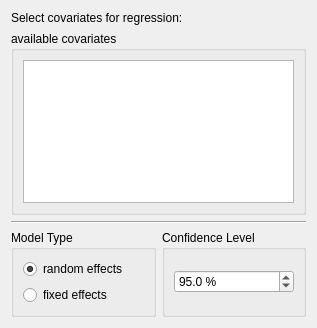
Qt form select_covariates_page.ui (gdietz/OpenMEE) before a commit.
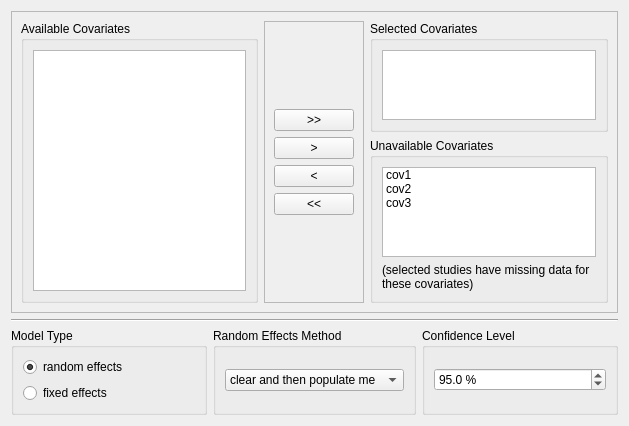
The same form after that commit.

Commit message: issue #93 rewrote select_covariates page issue #82 estimation options in meta regression

```diff
--- a/select_covariates_page.ui
+++ b/select_covariates_page.ui
@@ -6,29 +6,157 @@
    <rect>
     <x>0</x>
     <y>0</y>
-    <width>317</width>
-    <height>328</height>
+    <width>629</width>
+    <height>426</height>
    </rect>
   </property>
   <property name="windowTitle">
    <string>WizardPage</string>
   </property>
-  <layout class="QVBoxLayout" name="verticalLayout_4">
+  <layout class="QVBoxLayout" name="verticalLayout_8">
    <item>
-    <widget class="QLabel" name="label_2">
-     <property name="text">
-      <string>Select covariates for regression:</string>
+    <widget class="QFrame" name="frame">
+     <property name="frameShape">
+      <enum>QFrame::StyledPanel</enum>
      </property>
-    </widget>
-   </item>
-   <item>
-    <widget class="QGroupBox" name="groupBox">
-     <property name="title">
-      <string>available covariates</string>
+     <property name="frameShadow">
+      <enum>QFrame::Raised</enum>
      </property>
-     <layout class="QVBoxLayout" name="verticalLayout_3">
+     <layout class="QHBoxLayout" name="horizontalLayout_2">
       <item>
-       <widget class="QListWidget" name="covariate_listWidget"/>
+       <widget class="QGroupBox" name="groupBox">
+        <property name="title">
+         <string>Available Covariates</string>
+        </property>
+        <layout class="QVBoxLayout" name="verticalLayout_7">
+         <item>
+          <widget class="QListWidget" name="available_covs_listWidget"/>
+         </item>
+        </layout>
+       </widget>
+      </item>
+      <item>
+       <widget class="QFrame" name="frame_2">
+        <property name="frameShape">
+         <enum>QFrame::StyledPanel</enum>
+        </property>
+        <property name="frameShadow">
+         <enum>QFrame::Raised</enum>
+        </property>
+        <layout class="QVBoxLayout" name="verticalLayout_5">
+         <item>
+          <spacer name="verticalSpacer_2">
+           <property name="orientation">
+            <enum>Qt::Vertical</enum>
+           </property>
+           <property name="sizeHint" stdset="0">
+            <size>
+             <width>20</width>
+             <height>40</height>
+            </size>
+           </property>
+          </spacer>
+         </item>
+         <item>
+          <widget class="QPushButton" name="add_all_pushbutton">
+           <property name="text">
+            <string>&gt;&gt;</string>
+           </property>
+          </widget>
+         </item>
+         <item>
+          <widget class="QPushButton" name="add_pushbutton">
+           <property name="text">
+            <string>&gt;</string>
+           </property>
+          </widget>
+         </item>
+         <item>
+          <widget class="QPushButton" name="remove_pushButton">
+           <property name="text">
+            <string>&lt;</string>
+           </property>
+          </widget>
+         </item>
+         <item>
+          <widget class="QPushButton" name="remove_all_pushButton">
+           <property name="text">
+            <string>&lt;&lt;</string>
+           </property>
+          </widget>
+         </item>
+         <item>
+          <spacer name="verticalSpacer">
+           <property name="orientation">
+            <enum>Qt::Vertical</enum>
+           </property>
+           <property name="sizeHint" stdset="0">
+            <size>
+             <width>20</width>
+             <height>40</height>
+            </size>
+           </property>
+          </spacer>
+         </item>
+        </layout>
+       </widget>
+      </item>
+      <item>
+       <layout class="QVBoxLayout" name="verticalLayout_6">
+        <item>
+         <widget class="QGroupBox" name="groupBox_3">
+          <property name="title">
+           <string>Selected Covariates</string>
+          </property>
+          <layout class="QVBoxLayout" name="verticalLayout_4">
+           <item>
+            <widget class="QListWidget" name="selected_covs_listWidget"/>
+           </item>
+          </layout>
+         </widget>
+        </item>
+        <item>
+         <widget class="QGroupBox" name="groupBox_4">
+          <property name="title">
+           <string>Unavailable Covariates</string>
+          </property>
+          <layout class="QVBoxLayout" name="verticalLayout_3">
+           <item>
+            <widget class="QListWidget" name="unavailable_covs_listWidget">
+             <property name="enabled">
+              <bool>true</bool>
+             </property>
+             <item>
+              <property name="text">
+               <string>cov1</string>
+              </property>
+             </item>
+             <item>
+              <property name="text">
+               <string>cov2</string>
+              </property>
+             </item>
+             <item>
+              <property name="text">
+               <string>cov3</string>
+              </property>
+             </item>
+            </widget>
+           </item>
+           <item>
+            <widget class="QLabel" name="label">
+             <property name="text">
+              <string>(selected studies have missing data for these covariates)</string>
+             </property>
+             <property name="wordWrap">
+              <bool>true</bool>
+             </property>
+            </widget>
+           </item>
+          </layout>
+         </widget>
+        </item>
+       </layout>
       </item>
      </layout>
     </widget>
@@ -68,6 +196,24 @@
        </layout>
       </widget>
      </item>
+     <item>
+      <widget class="QGroupBox" name="random_effects_method_GroupBox">
+       <property name="title">
+        <string>Random Effects Method</string>
+       </property>
+       <layout class="QHBoxLayout" name="horizontalLayout_3">
+        <item>
+         <widget class="QComboBox" name="random_effects_method_ComboBox">
+          <item>
+           <property name="text">
+            <string>clear and then populate me</string>
+           </property>
+          </item>
+         </widget>
+        </item>
+       </layout>
+      </widget>
+     </item>
      <item>
       <widget class="QGroupBox" name="groupBox_2">
        <property name="title">
```
The commit also changes 14 other files.
